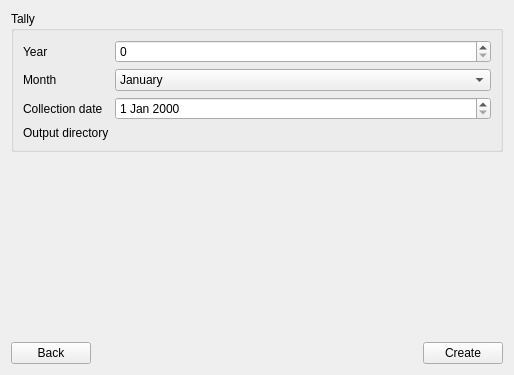
Before: the Qt Designer form packages/memmer/gui/ui_files/TallyWidget.ui in Krzmbrzl/memmer, drawn with Qt 5.
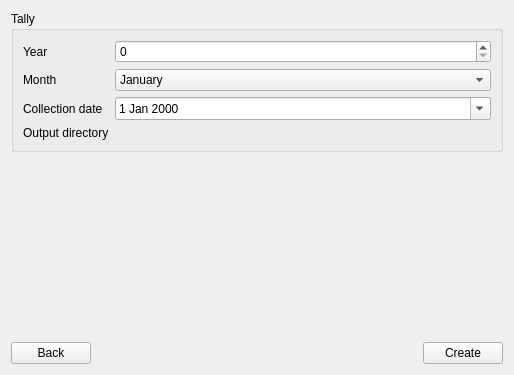
After: the same form once the commit is applied. Custom widgets are drawn as their Qt base class.

What changed in the file:
```diff
--- a/packages/memmer/gui/ui_files/TallyWidget.ui
+++ b/packages/memmer/gui/ui_files/TallyWidget.ui
@@ -116,7 +116,11 @@
        </widget>
       </item>
       <item row="2" column="1">
-       <widget class="QDateEdit" name="dateEdit"/>
+       <widget class="QDateEdit" name="collection_date_input">
+        <property name="calendarPopup">
+         <bool>true</bool>
+        </property>
+       </widget>
       </item>
       <item row="3" column="1">
        <widget class="PathSelectorWidget" name="widget" native="true">
```
Left out of the diff: 24 changed lines with no effect on the pictures.
